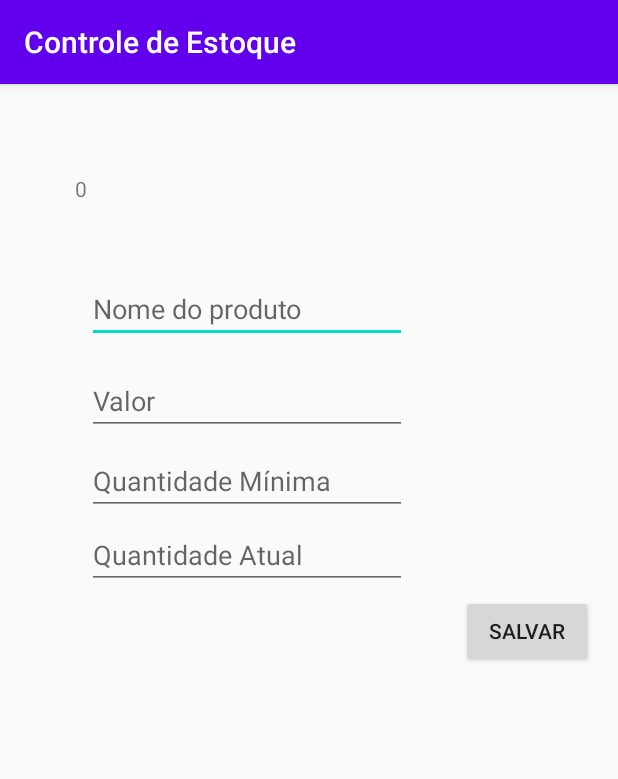
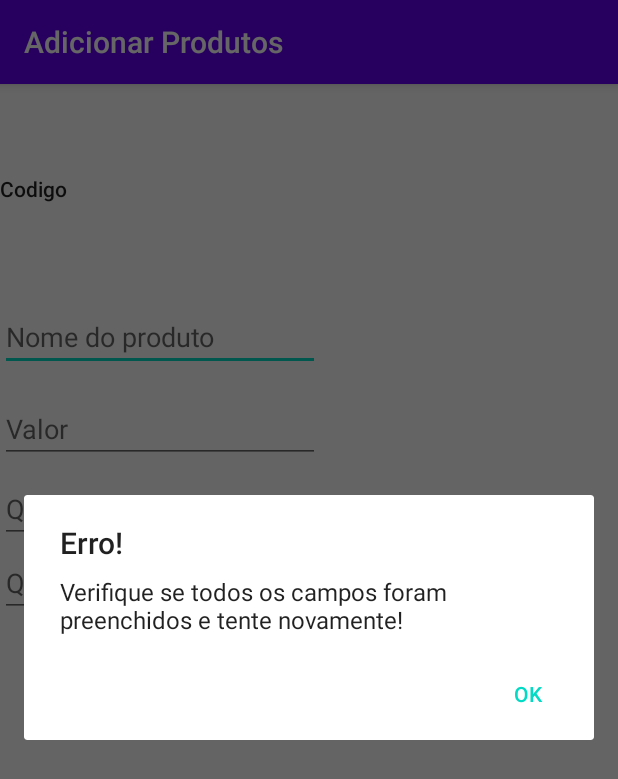
Before and after one commit to antonioalvs/ControleEstoque, an Android app: the Inserir screen opened directly, with no data from a screen before it, after a tap on "SALVAR", on a phone screen of 412 x 824 dp. Shown: the top 779 px of the screen. Run offline under Robolectric (Android 15) with nearby library versions, the phone set to English and light mode, and no system bars; libraries missing offline, so code that uses them is left out: io.realm, io.realm.annotations; 3 statements that could not run were skipped.

Commit message:
CRUD Funcionando

```diff
--- a/app/src/main/java/com/example/controleestoque/Estoque.java
+++ b/app/src/main/java/com/example/controleestoque/Estoque.java
@@ -1,9 +1,13 @@
 package com.example.controleestoque;
 
+import java.util.ArrayList;
 import java.util.List;
 
+import io.realm.Case;
 import io.realm.Realm;
 import io.realm.RealmObject;
+import io.realm.RealmQuery;
+import io.realm.RealmResults;
 import io.realm.annotations.PrimaryKey;
 
 
@@ -68,8 +72,9 @@
         this.qtdMinima = qtdMinima;
     }
 
-    //Metodos
+    //Funções
 
+    //Função para inserir um produto
     public void insert(Realm realm,long id, String nomeProduto, String valor, int qtdAtual, int qtdMinima){
         realm.executeTransactionAsync(r -> {
             double v = Double.parseDouble(valor);
@@ -81,28 +86,95 @@
         });
     }
 
-
-
+    //Função para conseguir um ID único
     public static long getUniqueId(Realm realm, Class className) {
         Number number = realm.where(className).max("_id");
         if (number == null) return 1;
         else return (long) number + 1;
     }
 
-    public String ler(Realm realm){
-        String result = null;
+
+    //Função para ler todos os produtos
+    public List<String> read(Realm realm){
+        String repor = "";
+        List<String> result = new ArrayList<>();
         List<Estoque> et = realm.where(Estoque.class).findAll();
         for(int i=0;i<et.size();i++){
-
-            result = result + "ID: " + et.get(i).get_id() +
+            if(et.get(i).getQtdAtual() <= et.get(i).getQtdMinima()){
+                repor = "(Repor estoque)";
+            }else{
+                repor = "";
+            }
+            result.add("ID: " + et.get(i).get_id() +
                     "\nNome do Produto: " + et.get(i).getNomeProduto() +
                     "\nPreço: R$" + et.get(i).getValor() +
-                    "\nQuantidade Atual: " + et.get(i).getQtdAtual() +
-                    "\nQuantidade minima: " + et.get(i).getQtdMinima() +
-                    "\n ----------------- \n";
+                    "\nQuantidade Atual: " + et.get(i).getQtdAtual() + repor +
+                    "\nQuantidade minima: " + et.get(i).getQtdMinima());
         }
         return result;
     }
 
 
+    //Função para pesquisar por nome
+    public List<String> pesquisaNome(Realm realm, String nome){
+        String repor = "";
+        List<String> result = new ArrayList<>();
+        RealmQuery<Estoque> query = realm.where(Estoque.class).like("nomeProduto", nome, Case.INSENSITIVE);
+        RealmResults<Estoque> pesquisa = query.findAll();
+        for(int i=0;i<pesquisa.size();i++){
+            if(pesquisa.get(i).getQtdAtual() <= pesquisa.get(i).getQtdMinima()){
+                repor = "(Repor estoque)";
+            }else{
+                repor = "";
+            }
+            result.add("ID: " +pesquisa.get(i).get_id() +
+                    "\nNome do Produto: " + pesquisa.get(i).getNomeProduto() +
+                    "\nPreço: R$" + pesquisa.get(i).getValor() +
+                    "\nQuantidade Atual: " + pesquisa.get(i).getQtdAtual() + repor +
+                    "\nQuantidade minima: " + pesquisa.get(i).getQtdMinima());
+        }
+        return result;
+    }
+
+    //Funçao para pesquisar por ID
+    public Estoque pesquisaID(Realm realm, int id){
+        //String repor = "";
+        List<String> result = new ArrayList<>();
+        RealmQuery<Estoque> query = realm.where(Estoque.class).equalTo("_id", id);
+        RealmResults<Estoque> pesquisa = query.findAll();
+        Estoque temp = new Estoque();
+        temp.set_id(pesquisa.get(0).get_id());
+        temp.setNomeProduto(pesquisa.get(0).getNomeProduto());
+        temp.setValor(pesquisa.get(0).getValor());
+        temp.setQtdAtual(pesquisa.get(0).getQtdAtual());
+        temp.setQtdMinima(pesquisa.get(0).getQtdMinima());
+
+
+        return temp;
+    }
+
+    public void editar(Realm realm, int id,String nome, double valor, int qtda, int qtdm){
+        realm.beginTransaction();
+        Estoque produto = realm.where(Estoque.class).equalTo("_id", id).findFirst();
+        produto.setNomeProduto(nome);
+        produto.setValor(valor);
+        produto.setQtdAtual(qtda);
+        produto.setQtdMinima(qtdm);
+        realm.commitTransaction();
+        realm.close();
+    }
+
+    public void deletar(Realm realm, String item){
+        String idProduto = item.split(":|:\\s|\n")[1].trim();
+        ///String idOk = idProduto[1].trim();
+        int id = Integer.parseInt(idProduto);
+
+        realm.beginTransaction();
+        Estoque produto= realm.where(Estoque.class).equalTo("_id", id).findFirst();
+        produto.deleteFromRealm();
+        realm.commitTransaction();
+        realm.close();
+    }
+
+
 }
--- a/app/src/main/java/com/example/controleestoque/Inserir.java
+++ b/app/src/main/java/com/example/controleestoque/Inserir.java
@@ -4,15 +4,18 @@
 
 import io.realm.Realm;
 
+import android.support.v7.app.AlertDialog;
 import android.support.v7.app.AppCompatActivity;
 import android.os.Bundle;
 import android.view.View;
 import android.widget.Button;
 import android.widget.EditText;
 import android.widget.TextView;
+
 public class Inserir extends AppCompatActivity {
 
 
+    //Declaração de variáveis dos botões
     Button save;
     EditText nome, valor, qtdAtual, qtdMin;
     TextView res, idView;
@@ -22,32 +25,46 @@
 
     @Override
     protected void onCreate(Bundle savedInstanceState) {
-        Realm.init(this);
+        Realm.init(this); // Iniciando o Realm (BD)
         super.onCreate(savedInstanceState);
         setContentView(R.layout.activity_inserir);
         Realm realm = Realm.getDefaultInstance();
 
         //Definindo campos e botões
         save = findViewById(R.id.btnSalvar);
-        res = findViewById(R.id.lblResult);
         idView = findViewById(R.id.lblCodigo);
+        //Variáveis dos campos
+        nome = findViewById(R.id.txtNome);
+        valor = findViewById(R.id.txtValor);
+        qtdAtual = findViewById(R.id.txtQtdAtual);
+        qtdMin = findViewById(R.id.txtQtdMin);
+        //Criando PopUps
+        AlertDialog.Builder insertOK = new AlertDialog.Builder(Inserir.this); // Popup sucesso
+        AlertDialog.Builder alert = new AlertDialog.Builder(Inserir.this); // Popup erro
 
-        Estoque estoque = new Estoque();
-        long idProduto = getUniqueId(realm, Estoque.class);
+        //Caracterizando Popups
+        //Popup sucesso
+        alert.setTitle("Erro!");
+        alert.setMessage("Verifique se todos os campos foram preenchidos e tente novamente!");
+        alert.setCancelable(false);
+        alert.setPositiveButton("Ok", null);
+        //Popup de erro
+        insertOK.setTitle("Produto Inserido");
+        insertOK.setMessage("O produto foi inserido com sucesso");
+        insertOK.setCancelable(false);
+        insertOK.setPositiveButton("Ok", null);
 
-        idView.setText(String.valueOf(idProduto));
+        Estoque estoque = new Estoque(); //Instanciando classe do banco de Dados
+        //Definindo texto do campo de código
+        idView.setText(String.format("Codigo do produto: "+ String.valueOf(getUniqueId(realm, Estoque.class))));
 
         save.setOnClickListener(new View.OnClickListener() {
             @Override
             public void onClick(View view) {
 
+                //Confere se os campos estão vazios
+                if (camposOk()){
 
-
-                //Variáveis dos campos
-                nome = findViewById(R.id.txtNome);
-                valor = findViewById(R.id.txtValor);
-                qtdAtual = findViewById(R.id.txtQtdAtual);
-                qtdMin = findViewById(R.id.txtQtdMin);
                     //Variaveis comuns
                     String n; //nome
                     String v; //valor
@@ -58,15 +75,24 @@
                     v = String.valueOf(valor.getText());
                     qta = Integer.parseInt(String.valueOf(qtdAtual.getText()));
                     qtm = Integer.parseInt(String.valueOf(qtdMin.getText()));
+                    //Definindo ID do produto
+                    long idOk = getUniqueId(realm,Estoque.class);
+                    //Inserindo no Realm
+                    estoque.insert(realm,idOk,n,v,qta,qtm);
+                    idView.setText("Código do produto: " + String.valueOf(idOk+1));//Campo de código do produto
+                    insertOK.create().show();
 
-                //Inserindo no Realm
-                estoque.insert(realm,idProduto,n,v,qta,qtm);
-                idView.setText(String.valueOf(idProduto));
                     //Limpa campos
-                limpaTela();
+                    limpaCampos();
+                }else{
+                    alert.create().show();
                 }
 
-            public void limpaTela() {
+            }
+        });
+    }
+
+    public void limpaCampos() {
         nome.setText("");
         valor.setText("");
         qtdAtual.setText("");
@@ -74,9 +100,22 @@
 
     }
 
-        });
+    public boolean camposOk(){
 
+        int cn = nome.length();
+        int cv = valor.length();
+        int cqm = qtdMin.length();
+        int cqa = qtdAtual.length();
 
+        if (cn==0 && cv==0&& cqm==0 && cqa==0) {
+            return false;
+        }else{
+            if (cn==0||cv==0||cqm==0||cqa==0) {
+                return false;
+            } else {
+                return true;
+            }
+        }
 
     }
 
--- a/app/src/main/res/layout/activity_inserir.xml
+++ b/app/src/main/res/layout/activity_inserir.xml
@@ -10,25 +10,25 @@
 
     <TextView
         android:id="@+id/lblCodigo"
-        android:layout_width="wrap_content"
-        android:layout_height="wrap_content"
-        android:layout_marginStart="50dp"
+        android:layout_width="190dp"
+        android:layout_height="38dp"
         android:layout_marginTop="60dp"
         android:text="Codigo"
-        app:layout_constraintStart_toStartOf="parent"
+        android:textAppearance="@style/TextAppearance.AppCompat.Body2"
+        android:textSize="14sp"
+        app:layout_constraintStart_toStartOf="@+id/txtNome"
         app:layout_constraintTop_toTopOf="parent" />
 
     <EditText
         android:id="@+id/txtNome"
         android:layout_width="wrap_content"
         android:layout_height="wrap_content"
-        android:layout_marginStart="8dp"
         android:layout_marginTop="48dp"
         android:ems="10"
         android:hint="Nome do produto"
         android:inputType="textPersonName"
-        app:layout_constraintStart_toStartOf="@+id/lblCodigo"
-        app:layout_constraintTop_toBottomOf="@+id/lblCodigo" />
+        app:layout_constraintTop_toBottomOf="@+id/lblCodigo"
+        tools:layout_editor_absoluteX="58dp" />
 
     <EditText
         android:id="@+id/txtValor"
@@ -37,7 +37,7 @@
         android:layout_marginTop="16dp"
         android:ems="10"
         android:hint="Valor"
-        android:inputType="number"
+        android:inputType="number|numberDecimal"
         android:textAllCaps="false"
         app:layout_constraintStart_toStartOf="@+id/txtNome"
         app:layout_constraintTop_toBottomOf="@+id/txtNome" />
@@ -68,39 +68,11 @@
         android:id="@+id/btnSalvar"
         android:layout_width="wrap_content"
         android:layout_height="wrap_content"
-        android:layout_marginStart="36dp"
-        android:layout_marginTop="4dp"
+        android:layout_marginStart="28dp"
+        android:layout_marginTop="16dp"
         android:text="Salvar"
         app:layout_constraintStart_toEndOf="@+id/txtQtdAtual"
         app:layout_constraintTop_toBottomOf="@+id/txtQtdAtual" />
 
-    <ScrollView
-        android:id="@+id/SCROLLER_ID"
-        android:layout_width="match_parent"
-        android:layout_height="115dp"
-        android:layout_marginTop="48dp"
-        android:fillViewport="true"
-        app:layout_constraintEnd_toEndOf="parent"
-        app:layout_constraintStart_toStartOf="parent"
-        app:layout_constraintTop_toBottomOf="@+id/btnSalvar">
-
-        <TextView
-            android:id="@+id/lblResult"
-            android:layout_width="match_parent"
-            android:layout_height="115dp"
-            android:layout_marginStart="8dp"
-            android:layout_marginBottom="16dp"
-            android:layout_weight="1.0"
-            android:textAppearance="@style/TextAppearance.AppCompat.Large"
-            app:layout_constraintBottom_toBottomOf="parent"
-            app:layout_constraintEnd_toStartOf="@+id/btnSalvar"
-            app:layout_constraintHorizontal_bias="1.0"
-            app:layout_constraintStart_toStartOf="@+id/txtQtdAtual"
-            app:layout_constraintTop_toBottomOf="@+id/txtQtdAtual"
-            app:layout_constraintVertical_bias="1.0" />
-
-
-    </ScrollView>
-
 
 </android.support.constraint.ConstraintLayout>
```
Also changed, not shown: app/src/main/AndroidManifest.xml (+13 -8 lines), app/src/main/java/com/example/controleestoque/Editar.java (added, +96 -0 lines), app/src/main/java/com/example/controleestoque/Gerenciar.java (added, +141 -0 lines), app/src/main/java/com/example/controleestoque/MainActivity.java (+15 -3 lines), app/src/main/java/com/example/controleestoque/Relatorio.java (deleted, +0 -42 lines), app/src/main/res/layout/activity_editar.xml (added, +107 -0 lines), app/src/main/res/layout/activity_gerenciar.xml (added, +57 -0 lines), app/src/main/res/layout/activity_relatorio.xml (deleted, +0 -41 lines). Lines whose indentation alone changed are shown as unchanged.
